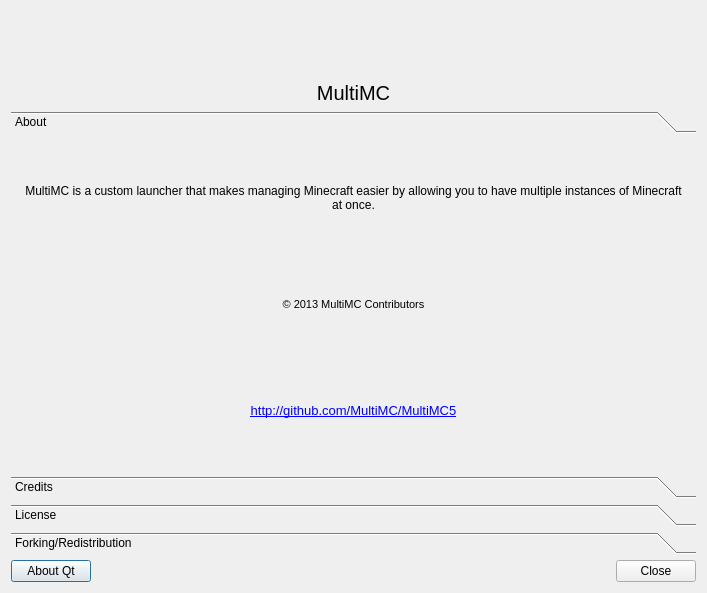
This is gui/dialogs/AboutDialog.ui in FreesmTeam/FreesmLauncher as Qt 5 draws it before an edit. The edited form follows.
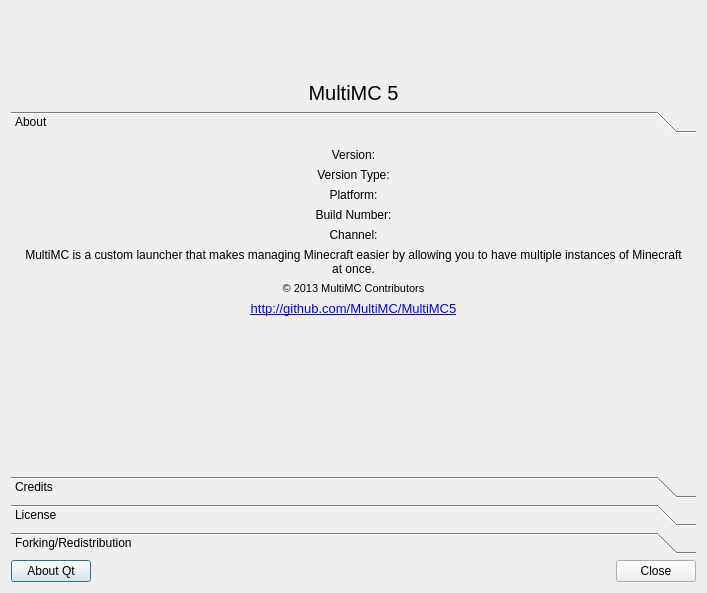
This is the edited form. Icons and pictures are not drawn.

Commit message: Add information to the about dialog.

```diff
--- a/gui/dialogs/AboutDialog.ui
+++ b/gui/dialogs/AboutDialog.ui
@@ -86,7 +86,7 @@
       </font>
      </property>
      <property name="text">
-      <string>MultiMC</string>
+      <string>MultiMC 5</string>
      </property>
      <property name="alignment">
       <set>Qt::AlignCenter</set>
@@ -103,14 +103,64 @@
        <rect>
         <x>0</x>
         <y>0</y>
-        <width>685</width>
-        <height>304</height>
+        <width>689</width>
+        <height>331</height>
        </rect>
       </property>
       <attribute name="label">
        <string>About</string>
       </attribute>
       <layout class="QVBoxLayout" name="verticalLayout_2">
+       <item>
+        <widget class="QLabel" name="versionLabel">
+         <property name="text">
+          <string>Version:</string>
+         </property>
+         <property name="alignment">
+          <set>Qt::AlignCenter</set>
+         </property>
+        </widget>
+       </item>
+       <item>
+        <widget class="QLabel" name="vtypeLabel">
+         <property name="text">
+          <string>Version Type:</string>
+         </property>
+         <property name="alignment">
+          <set>Qt::AlignCenter</set>
+         </property>
+        </widget>
+       </item>
+       <item>
+        <widget class="QLabel" name="platformLabel">
+         <property name="text">
+          <string>Platform:</string>
+         </property>
+         <property name="alignment">
+          <set>Qt::AlignCenter</set>
+         </property>
+        </widget>
+       </item>
+       <item>
+        <widget class="QLabel" name="buildNumLabel">
+         <property name="text">
+          <string>Build Number:</string>
+         </property>
+         <property name="alignment">
+          <set>Qt::AlignCenter</set>
+         </property>
+        </widget>
+       </item>
+       <item>
+        <widget class="QLabel" name="channelLabel">
+         <property name="text">
+          <string>Channel:</string>
+         </property>
+         <property name="alignment">
+          <set>Qt::AlignCenter</set>
+         </property>
+        </widget>
+       </item>
        <item>
         <widget class="QLabel" name="aboutLabel">
          <property name="enabled">
@@ -158,6 +208,19 @@
          </property>
         </widget>
        </item>
+       <item>
+        <spacer name="verticalSpacer">
+         <property name="orientation">
+          <enum>Qt::Vertical</enum>
+         </property>
+         <property name="sizeHint" stdset="0">
+          <size>
+           <width>20</width>
+           <height>40</height>
+          </size>
+         </property>
+        </spacer>
+       </item>
       </layout>
      </widget>
      <widget class="QWidget" name="creditsPage">
```
Left out of the diff: 40 changed lines with no effect on the pictures. The commit also changes 2 other files.
